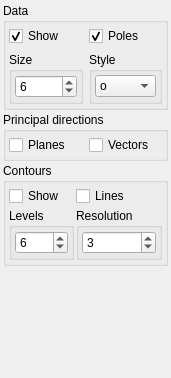
This is websdb/ui/widget_planar.ui in ondrolexa/qgis-websdb-plugin as Qt 5 draws it before an edit. The edited form follows.
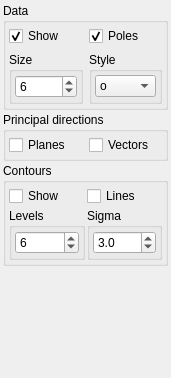
This is the edited form.

```diff
--- a/websdb/ui/widget_planar.ui
+++ b/websdb/ui/widget_planar.ui
@@ -333,7 +333,7 @@
         </property>
        </widget>
       </item>
-      <item row="2" column="0">
+      <item row="1" column="0">
        <widget class="QGroupBox" name="groupBox_4">
         <property name="title">
          <string>Levels</string>
@@ -370,10 +370,10 @@
         </layout>
        </widget>
       </item>
-      <item row="2" column="1">
+      <item row="1" column="1">
         <widget class="QGroupBox" name="groupBox_5">
          <property name="title">
-          <string>Resolution</string>
+         <string>Sigma</string>
          </property>
          <layout class="QVBoxLayout" name="verticalLayout_5">
           <property name="spacing">
@@ -392,15 +392,21 @@
            <number>3</number>
           </property>
           <item>
-           <widget class="QSpinBox" name="spinResolution">
-            <property name="minimum">
+          <widget class="QDoubleSpinBox" name="spinSigma">
+           <property name="decimals">
              <number>1</number>
             </property>
+           <property name="minimum">
+            <double>0.100000000000000</double>
+           </property>
             <property name="maximum">
-             <number>6</number>
+            <double>10.000000000000000</double>
+           </property>
+           <property name="singleStep">
+            <double>0.100000000000000</double>
             </property>
             <property name="value">
-             <number>3</number>
+            <double>3.000000000000000</double>
             </property>
            </widget>
           </item>
```
Lines whose indentation alone changed are shown as unchanged.
